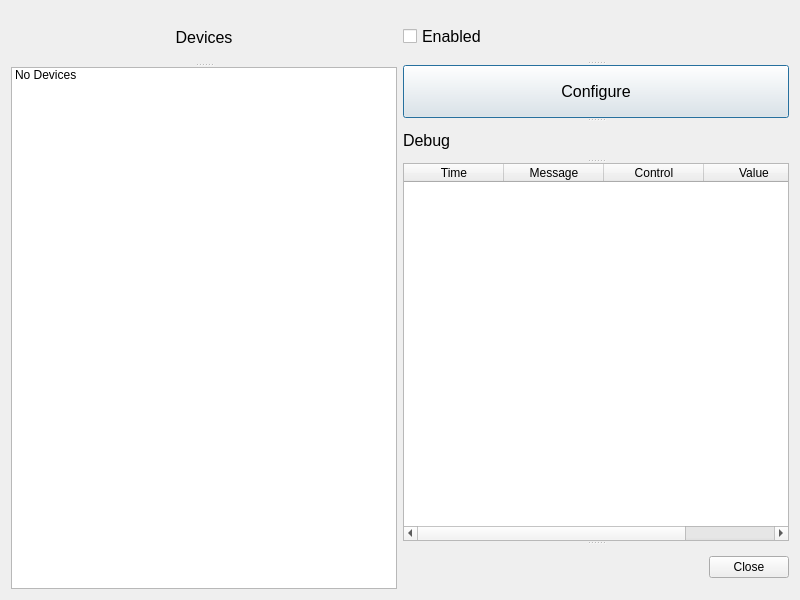
The window that forms/settings-dialog.ui (Alzy/obs-midi) describes before a commit, drawn with Qt 5.
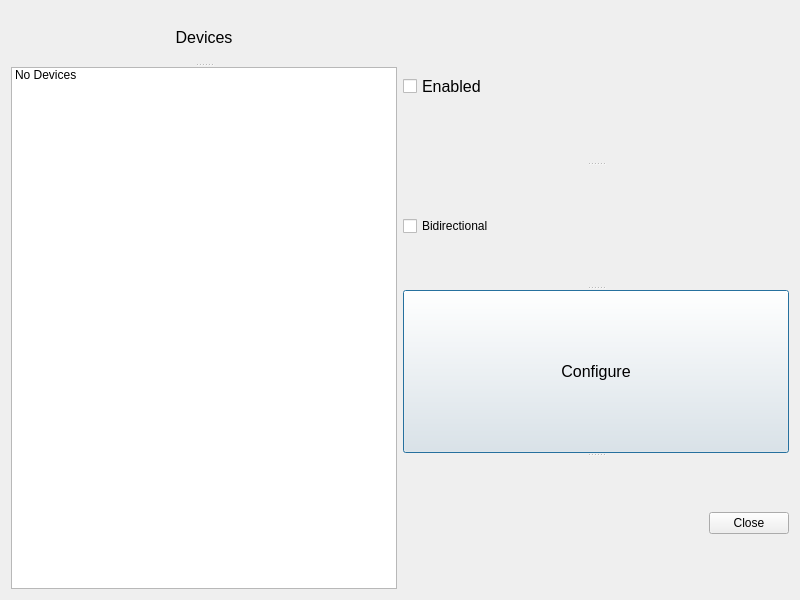
The same window after the commit.

Commit message: Started code for making and sending messages based off hook data

```diff
--- a/forms/settings-dialog.ui
+++ b/forms/settings-dialog.ui
@@ -31,8 +31,6 @@
   </property>
   <layout class="QGridLayout" name="gridLayout">
    <item row="0" column="0">
-    <layout class="QGridLayout" name="gridLayout_2">
-     <item row="0" column="0">
       <widget class="QSplitter" name="splitter">
        <property name="orientation">
         <enum>Qt::Vertical</enum>
@@ -61,7 +59,7 @@
       </widget>
      </item>
      <item row="0" column="1">
-      <widget class="QSplitter" name="splitter_3">
+    <widget class="QSplitter" name="splitter_2">
        <property name="orientation">
         <enum>Qt::Vertical</enum>
        </property>
@@ -76,10 +74,21 @@
          <string>Enabled</string>
         </property>
        </widget>
+     <widget class="QCheckBox" name="bidirectional">
+      <property name="text">
+       <string>Bidirectional</string>
+      </property>
+     </widget>
        <widget class="QPushButton" name="btn_configure">
         <property name="enabled">
          <bool>true</bool>
         </property>
+      <property name="sizePolicy">
+       <sizepolicy hsizetype="Preferred" vsizetype="Preferred">
+        <horstretch>0</horstretch>
+        <verstretch>0</verstretch>
+       </sizepolicy>
+      </property>
         <property name="maximumSize">
          <size>
           <width>16777215</width>
@@ -102,59 +111,6 @@
          <bool>false</bool>
         </property>
        </widget>
-       <widget class="QSplitter" name="splitter_2">
-        <property name="orientation">
-         <enum>Qt::Vertical</enum>
-        </property>
-        <widget class="QLabel" name="lbl_debug">
-         <property name="font">
-          <font>
-           <family>Tahoma</family>
-           <pointsize>12</pointsize>
-          </font>
-         </property>
-         <property name="text">
-          <string>Debug</string>
-         </property>
-         <property name="alignment">
-          <set>Qt::AlignLeading|Qt::AlignLeft|Qt::AlignVCenter</set>
-         </property>
-        </widget>
-        <widget class="QTableWidget" name="tbl_debug">
-         <attribute name="horizontalHeaderStretchLastSection">
-          <bool>true</bool>
-         </attribute>
-         <attribute name="verticalHeaderCascadingSectionResizes">
-          <bool>false</bool>
-         </attribute>
-         <attribute name="verticalHeaderShowSortIndicator" stdset="0">
-          <bool>false</bool>
-         </attribute>
-         <attribute name="verticalHeaderStretchLastSection">
-          <bool>false</bool>
-         </attribute>
-         <column>
-          <property name="text">
-           <string>Time</string>
-          </property>
-         </column>
-         <column>
-          <property name="text">
-           <string>Message</string>
-          </property>
-         </column>
-         <column>
-          <property name="text">
-           <string>Control</string>
-          </property>
-         </column>
-         <column>
-          <property name="text">
-           <string>Value</string>
-          </property>
-         </column>
-        </widget>
-       </widget>
        <widget class="QDialogButtonBox" name="buttonBox">
         <property name="orientation">
          <enum>Qt::Horizontal</enum>
@@ -164,8 +120,6 @@
         </property>
        </widget>
       </widget>
-     </item>
-    </layout>
    </item>
   </layout>
  </widget>
```
Lines whose indentation alone changed are shown as unchanged.
